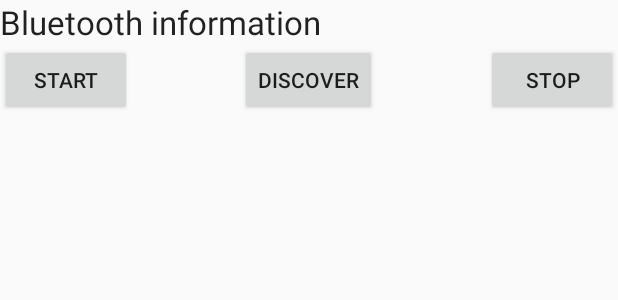
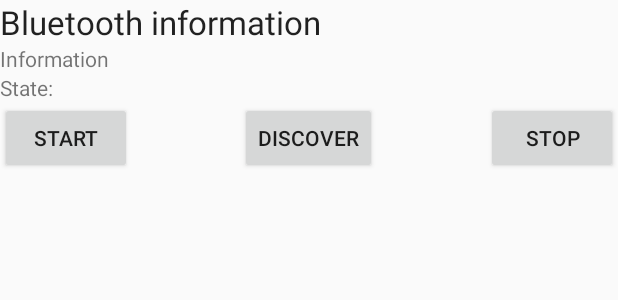
Before and after one commit to aswiezowski/SensorsView, an Android app: the layout fragment_bluetooth.xml on its own in the app's theme, with its tools: preview values and no code run, on a phone screen of 412 x 824 dp. Shown: the top 300 px of the screen. Run offline under Robolectric (Android 15) with nearby library versions, the phone set to English and light mode, and no system bars.

```diff
--- a/app/src/main/res/layout/fragment_bluetooth.xml
+++ b/app/src/main/res/layout/fragment_bluetooth.xml
@@ -11,7 +11,7 @@
         android:layout_height="wrap_content"
         android:text="Start"
         android:id="@+id/btnStart"
-        android:layout_below="@+id/textView"
+        android:layout_below="@+id/tVStateLabel"
         android:layout_alignParentLeft="true"
         android:layout_alignParentStart="true" />
 
@@ -49,4 +49,32 @@
         android:layout_alignParentTop="true"
         android:layout_alignParentLeft="true"
         android:layout_alignParentStart="true" />
+
+    <TextView
+        android:layout_width="wrap_content"
+        android:layout_height="wrap_content"
+        android:text="State:"
+        android:id="@+id/tVStateLabel"
+        android:layout_below="@+id/tVInfoValue"
+        android:layout_alignParentLeft="true"
+        android:layout_alignParentStart="true" />
+
+    <TextView
+        android:layout_width="wrap_content"
+        android:layout_height="wrap_content"
+        android:text="Information"
+        android:id="@+id/tVInfoValue"
+        android:layout_below="@+id/textView"
+        android:layout_alignParentLeft="true"
+        android:layout_alignParentStart="true" />
+
+    <TextView
+        android:layout_width="wrap_content"
+        android:layout_height="wrap_content"
+        android:text=""
+        android:id="@+id/tVStateValue"
+        android:layout_below="@+id/tVInfoValue"
+        android:layout_alignRight="@+id/tVInfoValue"
+        android:layout_alignEnd="@+id/tVInfoValue"
+        android:layout_alignTop="@+id/tVStateLabel"/>
 </RelativeLayout>
```
Also changed, not shown: app/src/main/java/kis/agh/edu/pl/sensorsview/BluetoothFragment.java (+57 -15 lines), app/src/main/java/kis/agh/edu/pl/sensorsview/PlayLocationFragment.java (+34 -6 lines), app/src/main/java/kis/agh/edu/pl/sensorsview/Utilities.java (added, +12 -0 lines), app/src/main/res/layout/fragment_play_location.xml (+12 -4 lines), 1 other file.
